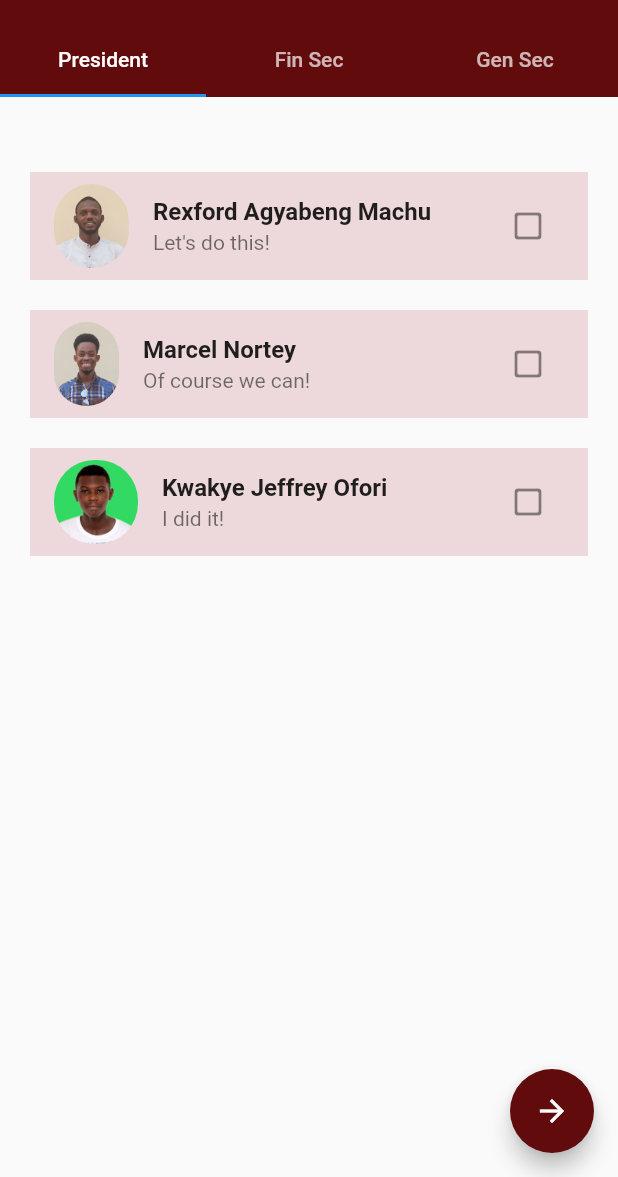
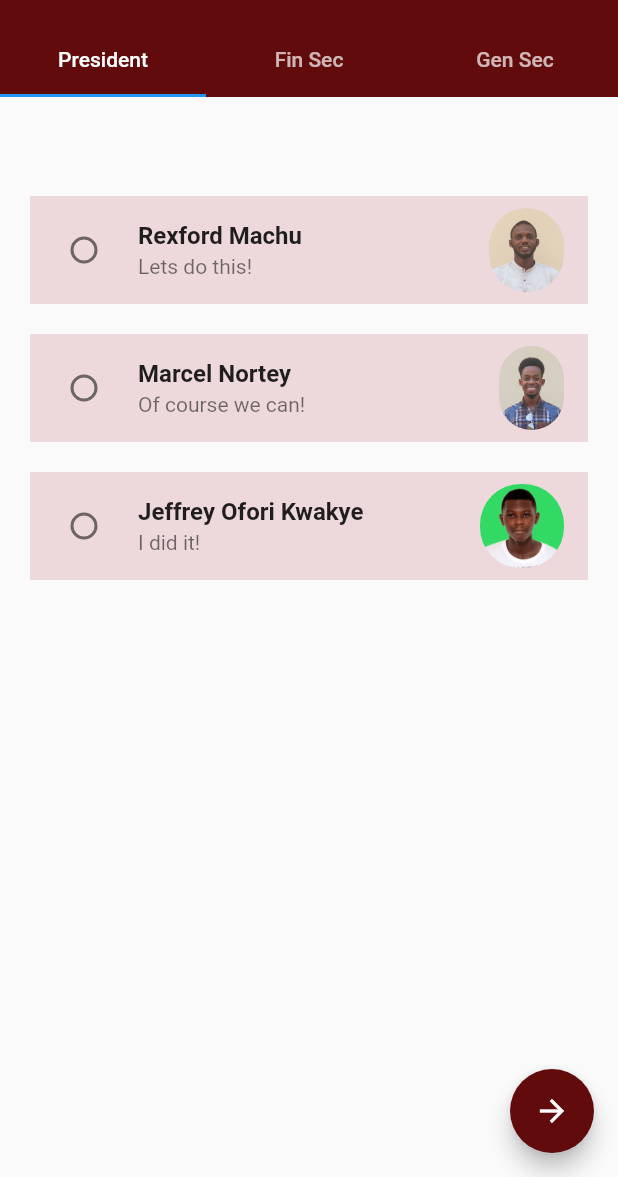
Before and after one commit to joforikwakye/nex_vote_beta, a Flutter app: the ACES screen opened by its route, on a phone screen of 412 x 824 dp, the part 59-1236 px from its top. Run offline on Flutter 3.47's test engine with Material 2 defaults, Android fonts, the phone set to English and light mode, and no system bars; our stand-ins replace animated_splash_screen.

Commit message:
changed the checkboxes in president.dart to radiolisttiles

```diff
--- a/lib/department_candidates/positions_aces/president.dart
+++ b/lib/department_candidates/positions_aces/president.dart
@@ -2,34 +2,45 @@
 
 import 'package:flutter/material.dart';
 
-class President extends StatelessWidget {
+class President extends StatefulWidget {
   const President({Key? key}) : super(key: key);
 
+  @override
+  State<President> createState() => _PresidentState();
+}
+
+class _PresidentState extends State<President> {
+  int selectedValue = 4;
   @override
   Widget build(BuildContext context) {
     return Container(
       padding: const EdgeInsets.symmetric(horizontal: 10),
       margin: const EdgeInsets.symmetric(horizontal: 10),
-      child: Column(
+      child: ListView(
+        padding: EdgeInsets.symmetric(vertical: 16),
         children: [
           const SizedBox(height: 50),
+
           //1ST
           Container(
             decoration: const BoxDecoration(color: Color(0xffEDD9DB)),
-            child: ListTile(
-              leading: ClipRRect(
+            child: RadioListTile(
+              value: 0,
+              groupValue: selectedValue,
+              title: Text(
+                'Rexford Machu',
+                style: TextStyle(fontWeight: FontWeight.bold),
+              ),
+              subtitle: Text('Lets do this!'),
+              secondary: ClipRRect(
                 borderRadius: BorderRadius.circular(27),
                 child: Image.asset('assets/images/president1.jpeg'),
               ),
-              title: const Text(
-                'Rexford Agyabeng Machu',
-                style: TextStyle(fontWeight: FontWeight.bold),
-              ),
-              subtitle: const Text('Let\'s do this!'),
-              trailing: IconButton(
-                icon: const Icon(Icons.check_box_outline_blank_rounded),
-                onPressed: () {},
-              ),
+              onChanged: (int? value) {
+                setState(() {
+                  selectedValue = value!;
+                });
+              },
             ),
           ),
           const SizedBox(height: 20),
@@ -37,46 +48,48 @@ class President extends StatelessWidget {
           //2ND
           Container(
             decoration: const BoxDecoration(color: Color(0xffEDD9DB)),
-            child: ListTile(
-              leading: ClipRRect(
+            child: RadioListTile(
+              value: 1,
+              groupValue: selectedValue,
+              title: Text(
+                'Marcel Nortey',
+                style: TextStyle(fontWeight: FontWeight.bold),
+              ),
+              subtitle: Text('Of course we can!'),
+              secondary: ClipRRect(
                 borderRadius: BorderRadius.circular(27),
                 child: Image.asset('assets/images/president2.jpeg'),
               ),
-              title: const Text(
-                'Marcel Nortey',
-                style: TextStyle(fontWeight: FontWeight.bold),
-              ),
-              subtitle: const Text('Of course we can!'),
-              trailing: IconButton(
-                icon: const Icon(Icons.check_box_outline_blank_rounded),
-                onPressed: () {},
-              ),
+              onChanged: (int? value) {
+                setState(() {
+                  selectedValue = value!;
+                });
+              },
             ),
           ),
           const SizedBox(height: 20),
 
           //3RD
-          Column(
-            children: [
-              Container(
-                decoration: const BoxDecoration(color: Color(0xffEDD9DB)),
-                child: ListTile(
-                  leading: ClipRRect(
-                    borderRadius: BorderRadius.circular(27),
-                    child: Image.asset('assets/images/mypic.JPG'),
-                  ),
-                  title: const Text(
-                    'Kwakye Jeffrey Ofori',
-                    style: TextStyle(fontWeight: FontWeight.bold),
-                  ),
-                  subtitle: const Text('I did it!'),
-                  trailing: IconButton(
-                    icon: const Icon(Icons.check_box_outline_blank_rounded),
-                    onPressed: () {},
-                  ),
-                ),
+          Container(
+            decoration: const BoxDecoration(color: Color(0xffEDD9DB)),
+            child: RadioListTile(
+              value: 2,
+              groupValue: selectedValue,
+              title: Text(
+                'Jeffrey Ofori Kwakye',
+                style: TextStyle(fontWeight: FontWeight.bold),
               ),
-            ],
+              subtitle: Text('I did it!'),
+              secondary: ClipRRect(
+                borderRadius: BorderRadius.circular(27),
+                child: Image.asset('assets/images/mypic.JPG'),
+              ),
+              onChanged: (int? value) {
+                setState(() {
+                  selectedValue = value!;
+                });
+              },
+            ),
           ),
         ],
       ),
```
Also changed, not shown: lib/widgets/radio_buttons.dart (deleted).
